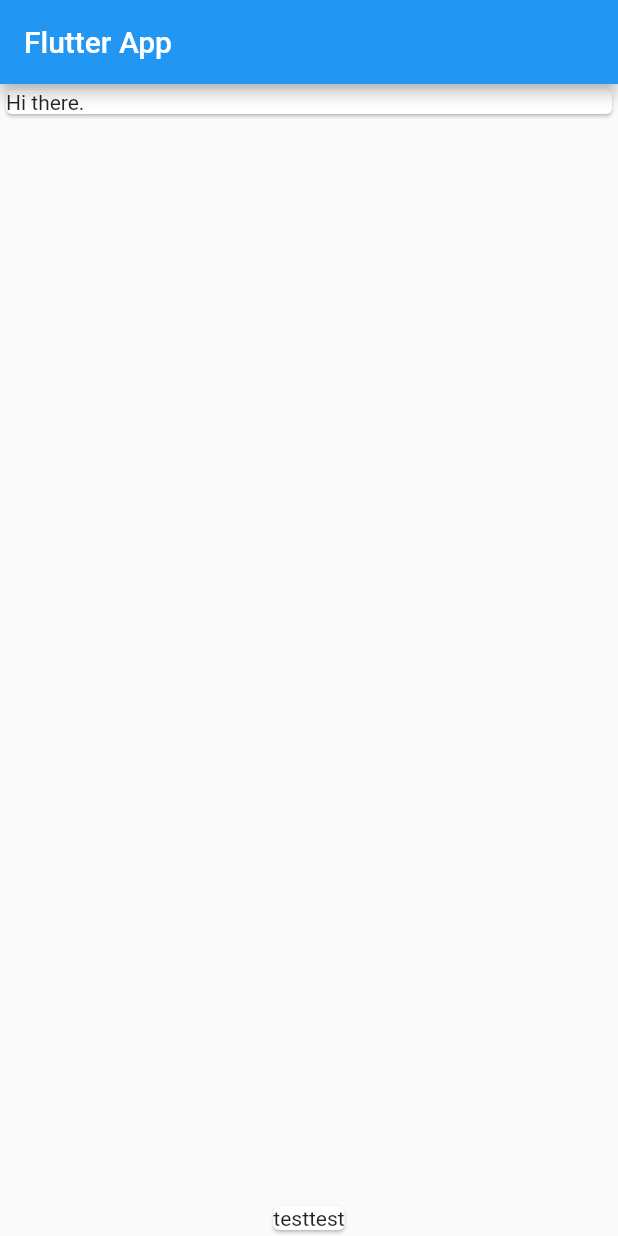
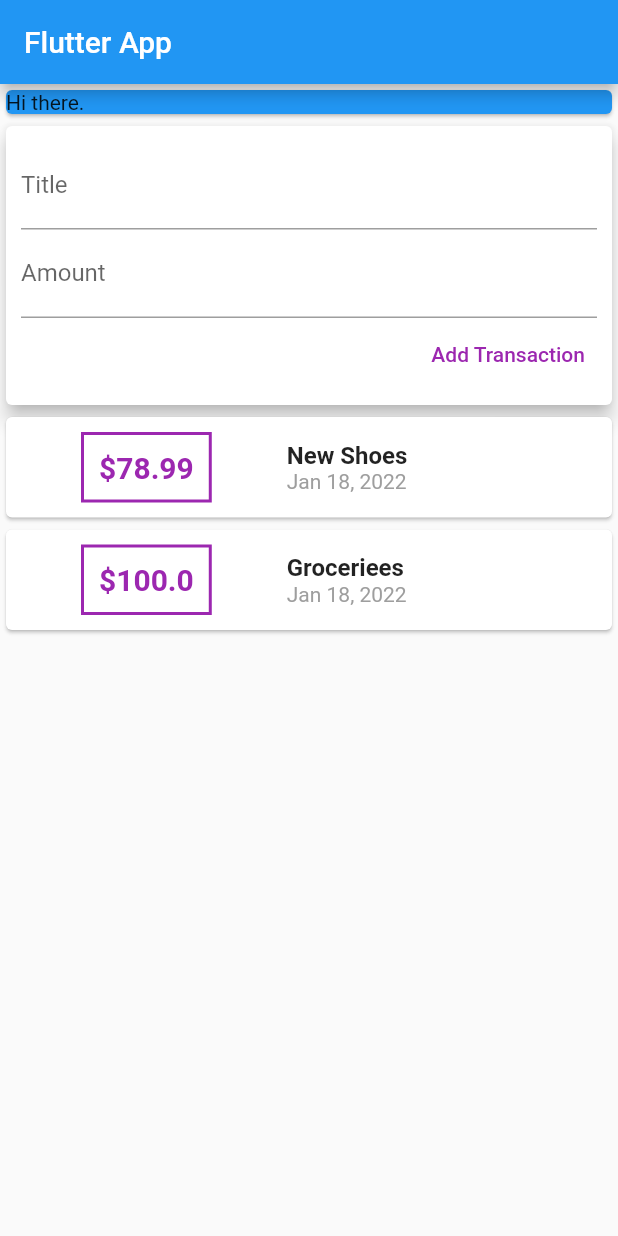
Before and after one commit to jacoberick/Finance-App, a Flutter app: the screen it shows after launch, on a phone screen of 412 x 824 dp. Run offline on Flutter 3.47's test engine with Material 2 defaults, Android fonts, the phone set to English and light mode, and no system bars.

Commit message:
starting transaction card

```diff
--- a/lib/main.dart
+++ b/lib/main.dart
@@ -1,18 +1,35 @@
 import "package:flutter/material.dart";
+import 'package:intl/intl.dart';
 
-void main() => runApp(MyApp());
+import './transaction.dart';
+
+void main() => runApp(const MyApp());
 
 class MyApp extends StatelessWidget {
   const MyApp({Key? key}) : super(key: key);
 
   @override
   Widget build(BuildContext context) {
-    return const MaterialApp(title: 'Flutter App', home: MyHomePage());
+    return MaterialApp(
+        debugShowCheckedModeBanner: false,
+        title: 'Flutter App',
+        home: MyHomePage());
   }
 }
 
 class MyHomePage extends StatelessWidget {
-  const MyHomePage({Key? key}) : super(key: key);
+  MyHomePage({Key? key}) : super(key: key);
+
+  final List<Transaction> transactions = [
+    Transaction(
+        id: 't1', title: 'New Shoes', amount: 78.99, date: DateTime.now()),
+    Transaction(
+        id: 't2', title: 'Groceriees', amount: 100.00, date: DateTime.now())
+  ];
+  // String? titleInput;
+  // String? amountInput;
+  final titleController = TextEditingController();
+  final amountController = TextEditingController();
 
   @override
   Widget build(BuildContext context) {
@@ -21,17 +38,85 @@ class MyHomePage extends StatelessWidget {
           title: const Text('Flutter App'),
         ),
         body: Column(
-          mainAxisAlignment: MainAxisAlignment.spaceBetween,
-          children: const [
-            SizedBox(
+          crossAxisAlignment: CrossAxisAlignment.stretch,
+          children: [
+            const SizedBox(
               width: double.infinity,
               child: Card(
+                color: Colors.blue,
                 child: Text('Hi there.'),
               ),
             ),
+            // ADD TRANSACTION SECTION
             Card(
-              child: Text('testtest'),
-            )
+              elevation: 5,
+              child: Container(
+                padding: const EdgeInsets.all(10),
+                child: Column(
+                  crossAxisAlignment: CrossAxisAlignment.end,
+                  children: [
+                    TextField(
+                      decoration: const InputDecoration(labelText: 'Title'),
+                      controller: titleController,
+                      // onChanged: (val) {
+                      //   titleInput = val;
+                      // },
+                    ),
+                    TextField(
+                      decoration: const InputDecoration(labelText: 'Amount'),
+                      controller: amountController,
+                      // onChanged: (val) {
+                      //   amountInput = val;
+                      // },
+                    ),
+                    TextButton(
+                      style: TextButton.styleFrom(primary: Colors.purple),
+                      onPressed: () => print(titleController.text),
+                      child: const Text('Add Transaction'),
+                    )
+                  ],
+                ),
+              ),
+            ),
+            // TRANSACTION MAP SECTION
+            Column(
+              children: transactions.map((tx) {
+                return Card(
+                  child: Row(
+                    children: [
+                      Container(
+                        margin: const EdgeInsets.symmetric(
+                            vertical: 10, horizontal: 50),
+                        decoration: BoxDecoration(
+                            border: Border.all(color: Colors.purple, width: 2)),
+                        padding: const EdgeInsets.all(10),
+                        child: Text(
+                          '\$${tx.amount}',
+                          style: const TextStyle(
+                              fontWeight: FontWeight.bold,
+                              fontSize: 20,
+                              color: Colors.purple),
+                        ),
+                      ),
+                      Column(
+                        crossAxisAlignment: CrossAxisAlignment.start,
+                        children: [
+                          Text(
+                            tx.title,
+                            style: const TextStyle(
+                                fontSize: 16, fontWeight: FontWeight.bold),
+                          ),
+                          Text(
+                            DateFormat().add_yMMMd().format(tx.date),
+                            style: const TextStyle(color: Colors.grey),
+                          ),
+                        ],
+                      )
+                    ],
+                  ),
+                );
+              }).toList(),
+            ),
           ],
         ));
   }
--- /dev/null
+++ b/lib/transaction.dart
@@ -0,0 +1,12 @@
+class Transaction {
+  final String id;
+  final String title;
+  final double amount;
+  final DateTime date;
+
+  Transaction(
+      {required this.id,
+      required this.title,
+      required this.amount,
+      required this.date});
+}
--- a/pubspec.yaml
+++ b/pubspec.yaml
@@ -34,6 +34,7 @@ dependencies:
   # The following adds the Cupertino Icons font to your application.
   # Use with the CupertinoIcons class for iOS style icons.
   cupertino_icons: ^1.0.2
+  intl: ^0.17.0
 
 dev_dependencies:
   flutter_test:
```
Also changed, not shown: pubspec.lock.
